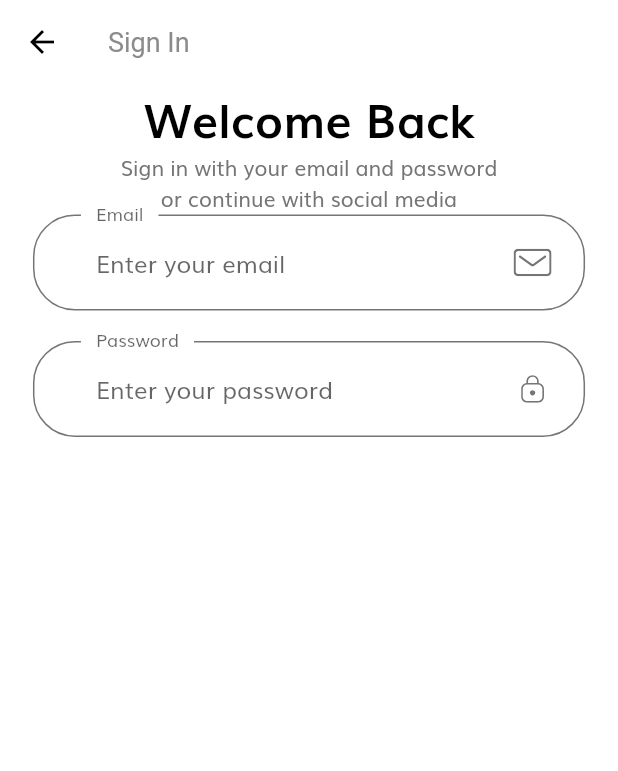
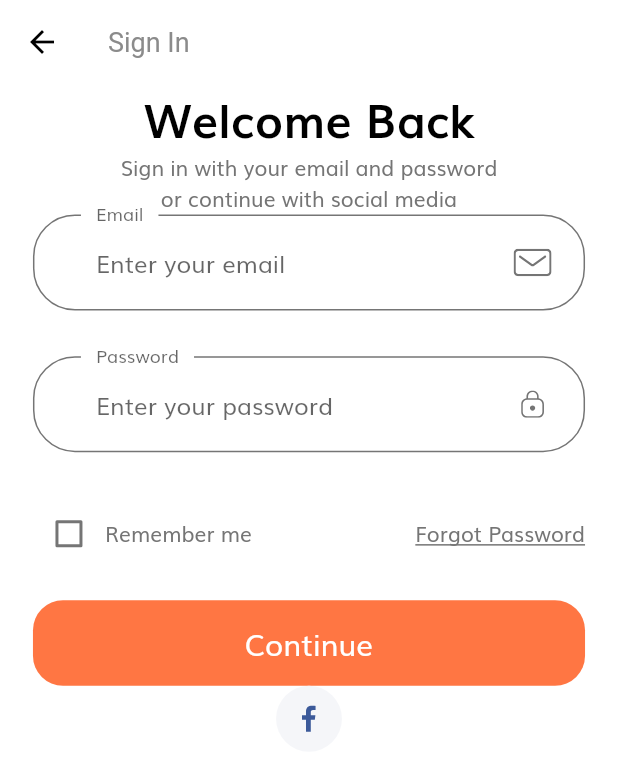
Before and after one commit to karseng9898/Flutter-E-Commerce, a Flutter app: the screen it shows after launch, after a tap on "Continue", on a phone screen of 412 x 824 dp. Shown: the top 771 px of the screen. Run offline on Flutter 3.47's test engine with Material 2 defaults, Android fonts, the phone set to English and light mode, and no system bars; our stand-ins replace flutter_svg.

Commit message:
update login screen

```diff
--- a/lib/constants.dart
+++ b/lib/constants.dart
@@ -14,3 +14,12 @@ const kSecondaryColor = Color(0xFF979797);
 const kTextColor = Color(0xFF757575);
 
 const kAnimationDuration = Duration(milliseconds: 200);
+
+// Form Error
+final RegExp emailValidatorRegExp =
+    RegExp(r"^[a-zA-Z0-9.]+@[a-zA-Z0-9]+\.[a-zA-Z]+");
+const String kEmailNullError = "Please enter your email address";
+const String kInvalidEmailError = "Please enter a valid email address";
+const String kPassNullError = "Please enter your password";
+const String kShortPassError = "Password must be at least 8 characters long";
+const String kMatchPassError = "Password does not match";
--- a/lib/screens/sign_in/components/body.dart
+++ b/lib/screens/sign_in/components/body.dart
@@ -1,7 +1,7 @@
 import 'package:e_commerce_test/size_config.dart';
 import 'package:flutter/material.dart';
 
-import '../../../components/custom_suffix_icon.dart';
+import 'sign_form.dart';
 
 class Body extends StatelessWidget {
   const Body({super.key});
@@ -36,37 +36,3 @@ class Body extends StatelessWidget {
     );
   }
 }
-
-class SignForm extends StatefulWidget {
-  const SignForm({super.key});
-
-  @override
-  State<SignForm> createState() => _SignFormState();
-}
-
-class _SignFormState extends State<SignForm> {
-  @override
-  Widget build(BuildContext context) {
-    return Form(
-      child: Column(
-        children: [
-          TextFormField(
-            keyboardType: TextInputType.emailAddress,
-            decoration: const InputDecoration(
-                labelText: "Email",
-                hintText: "Enter your email",
-                suffixIcon: CustomSuffixIcon(svgIcon: 'assets/icons/Mail.svg')),
-          ),
-          SizedBox(height: getProportionateScreenHeight(20)),
-          TextFormField(
-            obscureText: true,
-            decoration: const InputDecoration(
-                labelText: "Password",
-                hintText: "Enter your password",
-                suffixIcon: CustomSuffixIcon(svgIcon: 'assets/icons/Lock.svg')),
-          ),
-        ],
-      ),
-    );
-  }
-}
--- /dev/null
+++ b/lib/screens/sign_in/components/sign_form.dart
@@ -0,0 +1,186 @@
+import 'package:flutter/material.dart';
+import 'package:flutter_svg/svg.dart';
+
+import '../../../components/custom_suffix_icon.dart';
+import '../../../components/default_button.dart';
+import '../../../components/form_error.dart';
+import '../../../constants.dart';
+import '../../../size_config.dart';
+
+class SignForm extends StatefulWidget {
+  const SignForm({super.key});
+
+  @override
+  State<SignForm> createState() => _SignFormState();
+}
+
+class _SignFormState extends State<SignForm> {
+  final _formKey = GlobalKey<FormState>();
+  String email = "";
+  String password = "";
+  bool rememberMe = false;
+
+  final Set<String> errors = {};
+
+  @override
+  Widget build(BuildContext context) {
+    return Form(
+      key: _formKey,
+      child: Column(
+        children: [
+          buildEmailFormField(),
+          SizedBox(height: getProportionateScreenHeight(30)),
+          buildPasswordFormField(),
+          SizedBox(height: getProportionateScreenHeight(30)),
+          Row(
+            children: [
+              Checkbox(
+                value: rememberMe,
+                activeColor: kPrimaryColor,
+                onChanged: (value) {
+                  if (value != null) {
+                    setState(() {
+                      rememberMe = value;
+                    });
+                  }
+                },
+              ),
+              const Text("Remember me"),
+              const Spacer(),
+              const Text(
+                "Forgot Password",
+                style: TextStyle(decoration: TextDecoration.underline),
+              )
+            ],
+          ),
+          FormError(errors: errors),
+          SizedBox(height: getProportionateScreenHeight(20)),
+          DefaultButton(
+            text: "Continue",
+            onPressed: () {
+              if (_formKey.currentState?.validate() ?? false) {
+                _formKey.currentState?.save();
+              }
+            },
+          ),
+          SocialIconButton(
+            icon: "assets/icons/facebook-2.svg",
+            onTap: () {},
+          ),
+        ],
+      ),
+    );
+  }
+
+// * Builder functions
+  TextFormField buildEmailFormField() {
+    return TextFormField(
+      keyboardType: TextInputType.emailAddress,
+      onSaved: (newValue) => email = newValue ?? "",
+      onChanged: (value) {
+        if (value.isNotEmpty) {
+          setState(() {
+            errors.remove(kEmailNullError);
+          });
+        }
+        if (emailValidatorRegExp.hasMatch(value)) {
+          setState(() {
+            errors.remove(kInvalidEmailError);
+          });
+        }
+      },
+      validator: emailValidator,
+      decoration: const InputDecoration(
+        labelText: "Email",
+        hintText: "Enter your email",
+        suffixIcon: CustomSuffixIcon(svgIcon: 'assets/icons/Mail.svg'),
+      ),
+    );
+  }
+
+  TextFormField buildPasswordFormField() {
+    return TextFormField(
+      obscureText: true,
+      onSaved: (newValue) => password = newValue ?? "",
+      onChanged: (value) {
+        if (value.isNotEmpty) {
+          setState(() {
+            errors.remove(kPassNullError);
+          });
+        }
+
+        if (value.length >= 8) {
+          setState(() {
+            errors.remove(kShortPassError);
+          });
+        }
+      },
+      validator: passwordValidator,
+      decoration: const InputDecoration(
+        labelText: "Password",
+        hintText: "Enter your password",
+        suffixIcon: CustomSuffixIcon(svgIcon: 'assets/icons/Lock.svg'),
+      ),
+    );
+  }
+
+// * Helper functions
+  String? emailValidator(value) {
+    if (value == null) return null;
+
+    if (value.isEmpty) {
+      setState(() {
+        errors.add(kEmailNullError);
+      });
+    } else if (!emailValidatorRegExp.hasMatch(value)) {
+      setState(() {
+        errors.add(kInvalidEmailError);
+      });
+    }
+
+    return null;
+  }
+
+  String? passwordValidator(value) {
+    if (value == null) return null;
+
+    if (value.isEmpty) {
+      setState(() {
+        errors.add(kPassNullError);
+      });
+    } else if (value.length < 8) {
+      setState(() {
+        errors.add(kShortPassError);
+      });
+    }
+    return null;
+  }
+}
+
+class SocialIconButton extends StatelessWidget {
+  const SocialIconButton({
+    Key? key,
+    required this.icon,
+    required this.onTap,
+  }) : super(key: key);
+
+  final String icon;
+  final void Function() onTap;
+
+  @override
+  Widget build(BuildContext context) {
+    return InkWell(
+      onTap: onTap,
+      child: Container(
+        padding: EdgeInsets.all(getProportionateScreenWidth(12)),
+        height: getProportionateScreenWidth(40),
+        width: getProportionateScreenWidth(40),
+        decoration: const BoxDecoration(
+          color: Color(0xFFF5F6F9),
+          shape: BoxShape.circle,
+        ),
+        child: SvgPicture.asset(icon),
+      ),
+    );
+  }
+}
```
Also changed, not shown: lib/components/form_error.dart (added, +37 -0 lines).
